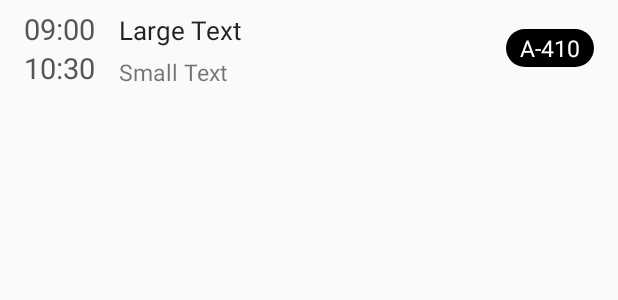
After one commit to RuslanBarcho/MIREAAssistant2, an Android app: the layout widget_item.xml on its own in the app's theme, with its tools: preview values and no code run, on a phone screen of 412 x 824 dp. The commit adds this screen. Shown: the top 300 px of the screen. Run offline under Robolectric (Android 15) with nearby library versions, the phone set to English and light mode, and no system bars.

Commit message:
Added widget, fix week

```diff
--- a/app/src/main/java/radonsoft/mireaassistant/ui/main/MainActivity.java
+++ b/app/src/main/java/radonsoft/mireaassistant/ui/main/MainActivity.java
@@ -11,7 +11,6 @@ import android.support.design.widget.BottomNavigationView;
 import android.support.v4.app.FragmentManager;
 import android.support.v7.app.AppCompatActivity;
 import android.util.Log;
-import android.widget.LinearLayout;
 import android.widget.Toast;
 
 import java.util.Objects;
@@ -121,6 +120,7 @@ public class MainActivity extends AppCompatActivity implements GroupDialogFragme
 
     public void completeDownload() {
         try {
+            viewModel.updateWidget(this);
             Schedule schedule = (Schedule) fragmentManager.findFragmentByTag("one");
             schedule.updateRecycler();
             saveGroupName(groupName);
--- /dev/null
+++ b/app/src/main/res/layout/widget_item.xml
@@ -0,0 +1,81 @@
+<?xml version="1.0" encoding="utf-8"?>
+<RelativeLayout android:id="@+id/item_widget_layout"
+    android:layout_width="match_parent"
+    android:layout_height="wrap_content"
+    android:background="@android:color/transparent"
+    xmlns:android="http://schemas.android.com/apk/res/android">
+
+        <TextView
+            android:id="@+id/item_widget_begin_time"
+            android:layout_width="wrap_content"
+            android:layout_height="wrap_content"
+            android:layout_alignParentStart="true"
+            android:layout_alignParentTop="true"
+            android:layout_marginStart="16dp"
+            android:layout_marginTop="6dp"
+            android:text="09:00"
+            android:textAppearance="?android:attr/textAppearanceLarge"
+            android:textColor="#555555"
+            android:textSize="19dp" />
+
+        <TextView
+            android:id="@+id/item_widget_end_time"
+            android:layout_width="wrap_content"
+            android:layout_height="wrap_content"
+            android:layout_alignStart="@+id/item_widget_begin_time"
+            android:layout_below="@+id/item_widget_begin_time"
+            android:layout_marginBottom="6dp"
+            android:text="10:30"
+            android:textAppearance="?android:attr/textAppearanceLarge"
+            android:textColor="#555555"
+            android:textSize="19dp" />
+
+        <TextView
+            android:id="@+id/item_widget_name"
+            android:layout_width="match_parent"
+            android:layout_height="wrap_content"
+            android:layout_alignParentTop="true"
+            android:layout_marginBottom="5dp"
+            android:layout_marginLeft="16dp"
+            android:layout_marginTop="8dp"
+            android:layout_toLeftOf="@+id/item_widget_class"
+            android:layout_toRightOf="@+id/item_widget_begin_time"
+            android:text="Large Text"
+            android:textAppearance="?android:attr/textAppearanceLarge"
+            android:textSize="17sp" />
+
+        <TextView
+            android:id="@+id/item_widget_class"
+            android:layout_width="wrap_content"
+            android:layout_height="wrap_content"
+            android:layout_alignParentEnd="true"
+            android:layout_centerVertical="true"
+            android:layout_marginLeft="5dp"
+            android:layout_marginRight="16dp"
+            android:background="@drawable/black_bubble"
+            android:paddingBottom="2dp"
+            android:paddingLeft="9dp"
+            android:paddingRight="9dp"
+            android:paddingTop="2dp"
+            android:text="А-410"
+            android:textAppearance="?android:attr/textAppearanceSmall"
+            android:textColor="@android:color/white"
+            android:textColorLink="@android:color/white"
+            android:textSize="15sp"
+            android:visibility="visible" />
+
+        <TextView
+            android:id="@+id/item_widget_professor"
+            android:layout_width="match_parent"
+            android:layout_height="wrap_content"
+            android:layout_below="@+id/item_widget_name"
+            android:layout_marginBottom="4dp"
+            android:layout_marginLeft="16dp"
+            android:layout_toLeftOf="@+id/item_widget_class"
+            android:layout_toRightOf="@+id/item_widget_begin_time"
+            android:gravity="top"
+            android:text="Small Text"
+            android:textAppearance="?android:attr/textAppearanceSmall"
+            android:textSize="15sp"
+            android:visibility="visible" />
+    </RelativeLayout>
--- a/app/src/main/res/values/dimens.xml
+++ b/app/src/main/res/values/dimens.xml
@@ -2,4 +2,10 @@
     <!-- Default screen margins, per the Android Design guidelines. -->
     <dimen name="activity_horizontal_margin">16dp</dimen>
     <dimen name="activity_vertical_margin">16dp</dimen>
+
+    <!--
+Refer to App Widget Documentation for margin information
+http://developer.android.com/guide/topics/appwidgets/index.html#CreatingLayout
+    -->
+    <dimen name="widget_margin">8dp</dimen>
 </resources>
--- a/app/src/main/res/values/strings.xml
+++ b/app/src/main/res/values/strings.xml
@@ -24,9 +24,9 @@
 
     <string name="error_msg">Error loading schedule</string>
 
-    <string name="about_title">MIREA Assistant 2.1 \n by Ruslan Vinter</string>
+    <string name="about_title" translatable="false">MIREA Assistant 2.1 \n by Ruslan Vinter</string>
 
-    <string name="hello_blank_fragment">Hello blank fragment</string>
+    <string name="hello_blank_fragment" translatable="false">Hello blank fragment</string>
     <string name="downloaded_msg">Schedule successfully updated</string>
     <string name="button_next">Next</string>
     <string name="button_loading">Loading</string>
@@ -36,5 +36,7 @@
     <string name="settings_title">Settings</string>
     <string name="settings_feedback">Feedback</string>
     <string name="settings_manual_update">Manually refresh</string>
+    <string name="appwidget_text" translatable="false">Assistant widget</string>
+    <string name="add_widget">Add widget</string>
 
 </resources>
```
Also changed, not shown: app/src/main/AndroidManifest.xml (+19 -3 lines), app/src/main/java/radonsoft/mireaassistant/ui/main/MainViewModel.java (+14 -0 lines), app/src/main/java/radonsoft/mireaassistant/ui/schedule/Schedule.java (+4 -30 lines), app/src/main/java/radonsoft/mireaassistant/ui/widget/ScheduleWidget.java (added, +65 -0 lines), app/src/main/java/radonsoft/mireaassistant/utils/CalendarUtil.java (added, +29 -0 lines), app/src/main/java/radonsoft/mireaassistant/utils/LessonTimeGenerator.java (added, +17 -0 lines), app/src/main/java/radonsoft/mireaassistant/utils/ScheduleWidgetDataProvider.java (added, +107 -0 lines), app/src/main/res/layout/schedule_widget.xml (added, +34 -0 lines), app/src/main/res/values-v14/dimens.xml (added, +10 -0 lines), app/src/main/res/xml/schedule_widget_info.xml (added, +12 -0 lines), app/src/main/res/drawable/widget_preview.png (added), 1 other file.
